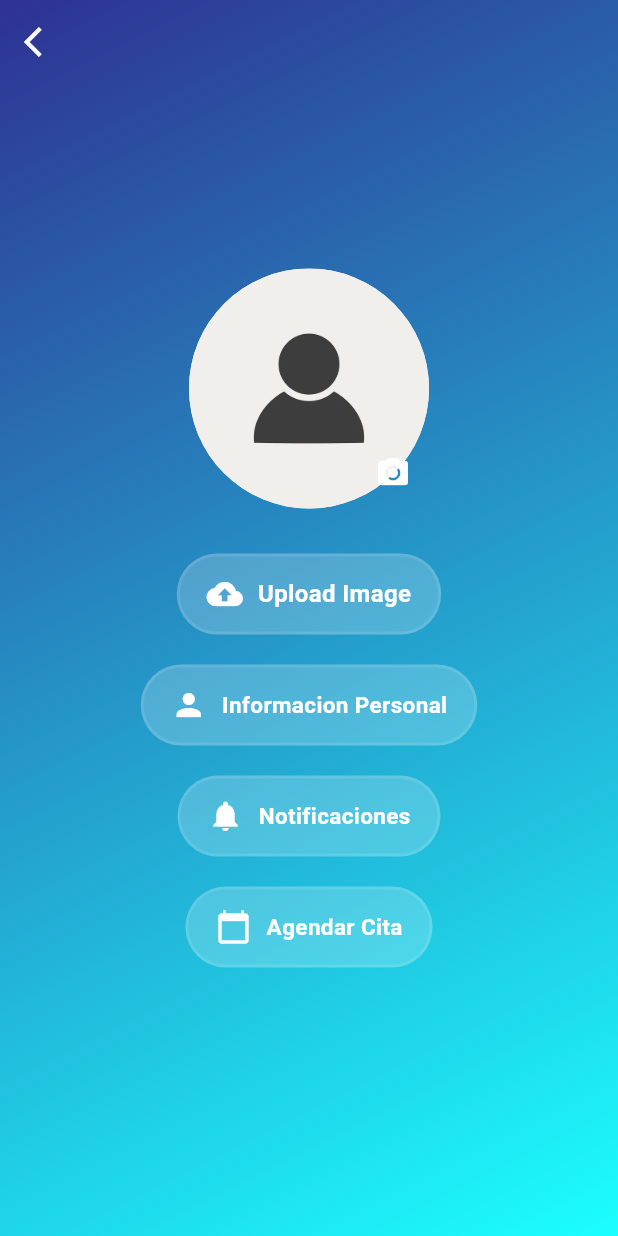
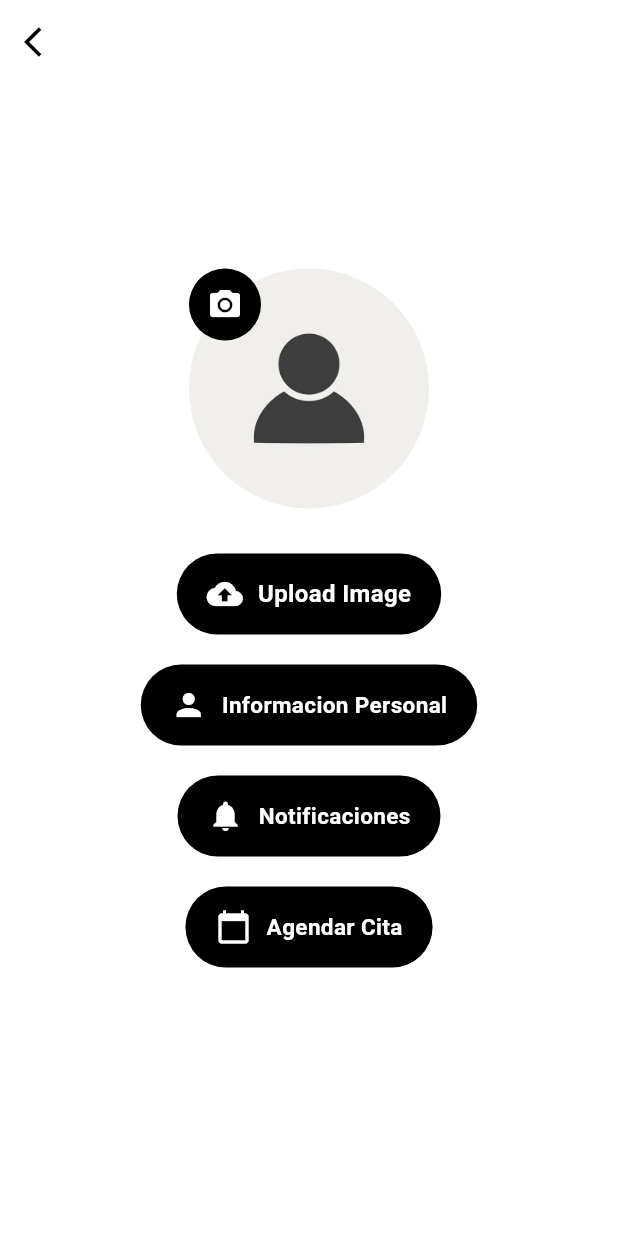
Before and after one commit to LuisDiegoGR/appdevfinal, a Flutter app: the TerceraPag screen opened directly, on a phone screen of 412 x 824 dp. Run offline on Flutter 3.47's test engine with Material 3 defaults, Android fonts, the phone set to English and light mode, and no system bars; our stand-ins replace carousel_slider, cloud_firestore, firebase_auth, firebase_core, firebase_database, firebase_messaging and 5 more; missing offline and left inert: animated_snack_bar; accounts and stored records are empty; statements that could not run were skipped.

Commit message:
Colors informacion

```diff
--- a/lib/TerceraPage.dart
+++ b/lib/TerceraPage.dart
@@ -10,7 +10,7 @@ import 'package:flutter/material.dart';
 import 'package:image_picker/image_picker.dart';
 
 class TerceraPag extends StatefulWidget {
-  const TerceraPag ({Key? key}) : super(key: key);
+  const TerceraPag({Key? key}) : super(key: key);
 
   @override
   State<TerceraPag> createState() => _TerceraPagState();
@@ -34,7 +34,9 @@ class _TerceraPagState extends State<TerceraPag> {
   Future<void> _uploadImage() async {
     try {
       if (_image != null) {
-        Reference ref = FirebaseStorage.instance.ref().child('SubirImage/${FirebaseAuth.instance.currentUser!.uid}.jpg');
+        Reference ref = FirebaseStorage.instance
+            .ref()
+            .child('SubirImage/${FirebaseAuth.instance.currentUser!.uid}.jpg');
         UploadTask uploadTask = ref.putFile(_image!);
 
         uploadTask.whenComplete(() async {
@@ -42,8 +44,7 @@ class _TerceraPagState extends State<TerceraPag> {
             String imageURL = await ref.getDownloadURL();
             User? user = FirebaseAuth.instance.currentUser;
             await user?.updatePhotoURL(imageURL);
-            setState(() {
-            });
+            setState(() {});
             print('Image uploaded successfully.');
           } catch (e) {
             print('Error getting download URL: $e');
@@ -67,7 +68,7 @@ class _TerceraPagState extends State<TerceraPag> {
         leading: IconButton(
           icon: const Icon(
             Icons.arrow_back_ios,
-            color: Colors.white,
+            color: Colors.black,
           ),
           onPressed: () {
             Navigator.of(context).pushReplacement(
@@ -78,11 +79,7 @@ class _TerceraPagState extends State<TerceraPag> {
       ),
       body: Container(
         decoration: const BoxDecoration(
-          gradient: LinearGradient(
-            begin: Alignment.topLeft,
-            end: Alignment.bottomRight,
-            colors: [Color(0xFF2E3192), Color(0xFF1BFFFF)],
-          ),
+          color: Colors.white,
         ),
         child: Center(
           child: Column(
@@ -96,28 +93,33 @@ class _TerceraPagState extends State<TerceraPag> {
                     backgroundImage: _image != null
                         ? FileImage(_image!)
                         : (FirebaseAuth.instance.currentUser?.photoURL != null
-                            ? NetworkImage(FirebaseAuth.instance.currentUser!.photoURL!)
-                            : const AssetImage('assets/images/Placeholder.jpg') as ImageProvider),
+                            ? NetworkImage(
+                                FirebaseAuth.instance.currentUser!.photoURL!)
+                            : const AssetImage('assets/images/Placeholder.jpg')
+                                as ImageProvider),
                     backgroundColor: Colors.white,
                   ),
-                  Positioned(
-                    bottom: 0,
-                    right: 0,
-                    child: IconButton(
-                      icon: const Icon(Icons.camera_alt, color: Colors.white),
-                      onPressed: _getImage,
+                  Container(
+                    decoration: BoxDecoration(
+                      color: Colors.black,
+                      shape: BoxShape.circle,
                     ),
+                      child: IconButton(
+                        icon: const Icon(Icons.camera_alt, color: Colors.white),
+                        onPressed: _getImage,
+                      ),
+
                   ),
                 ],
               ),
               const SizedBox(height: 30),
               RawMaterialButton(
-                fillColor: Colors.white.withOpacity(0.2),
+                fillColor: Colors.black,
                 elevation: 0.0,
-                padding: const EdgeInsets.symmetric(vertical: 15.0, horizontal: 20.0),
+                padding: const EdgeInsets.symmetric(
+                    vertical: 15.0, horizontal: 20.0),
                 shape: RoundedRectangleBorder(
                   borderRadius: BorderRadius.circular(30.0),
-                  side: BorderSide(color: Colors.white.withOpacity(0.1), width: 2.0),
                 ),
                 onPressed: _uploadImage,
                 child: Row(
@@ -138,12 +140,12 @@ class _TerceraPagState extends State<TerceraPag> {
               ),
               const SizedBox(height: 20.0),
               RawMaterialButton(
-                fillColor: Colors.white.withOpacity(0.2),
+                fillColor: Colors.black,
                 elevation: 0.0,
-                padding: const EdgeInsets.symmetric(vertical: 15.0, horizontal: 20.0),
+                padding: const EdgeInsets.symmetric(
+                    vertical: 15.0, horizontal: 20.0),
                 shape: RoundedRectangleBorder(
                   borderRadius: BorderRadius.circular(30.0),
-                  side: BorderSide(color: Colors.white.withOpacity(0.1), width: 2.0),
                 ),
                 onPressed: () {
                   Navigator.of(context).pushReplacement(
@@ -169,16 +171,17 @@ class _TerceraPagState extends State<TerceraPag> {
               ),
               const SizedBox(height: 20.0),
               RawMaterialButton(
-                fillColor: Colors.white.withOpacity(0.2),
+                fillColor: Colors.black,
                 elevation: 0.0,
-                padding: const EdgeInsets.symmetric(vertical: 15.0, horizontal: 20.0),
+                padding: const EdgeInsets.symmetric(
+                    vertical: 15.0, horizontal: 20.0),
                 shape: RoundedRectangleBorder(
                   borderRadius: BorderRadius.circular(30.0),
-                  side: BorderSide(color: Colors.white.withOpacity(0.1), width: 2.0),
                 ),
                 onPressed: () {
                   Navigator.of(context).pushReplacement(
-                    MaterialPageRoute(builder: (context) => const NotificationPage()),
+                    MaterialPageRoute(
+                        builder: (context) => const NotificationPage()),
                   );
                 },
                 child: Row(
@@ -200,12 +203,12 @@ class _TerceraPagState extends State<TerceraPag> {
               ),
               const SizedBox(height: 20.0),
               RawMaterialButton(
-                fillColor: Colors.white.withOpacity(0.2),
+                fillColor: Colors.black,
                 elevation: 0.0,
-                padding: const EdgeInsets.symmetric(vertical: 15.0, horizontal: 20.0),
+                padding: const EdgeInsets.symmetric(
+                    vertical: 15.0, horizontal: 20.0),
                 shape: RoundedRectangleBorder(
                   borderRadius: BorderRadius.circular(30.0),
-                  side: BorderSide(color: Colors.white.withOpacity(0.1), width: 2.0),
                 ),
                 onPressed: () {
                   Navigator.of(context).pushReplacement(
```
